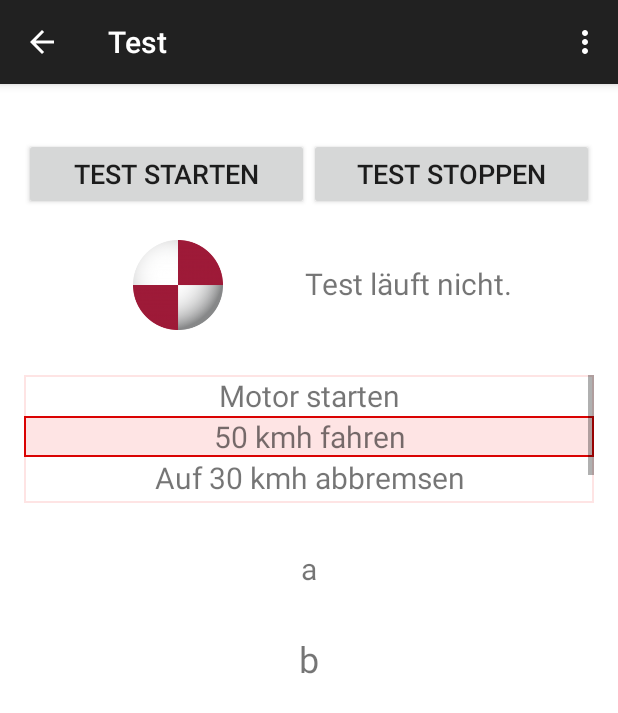
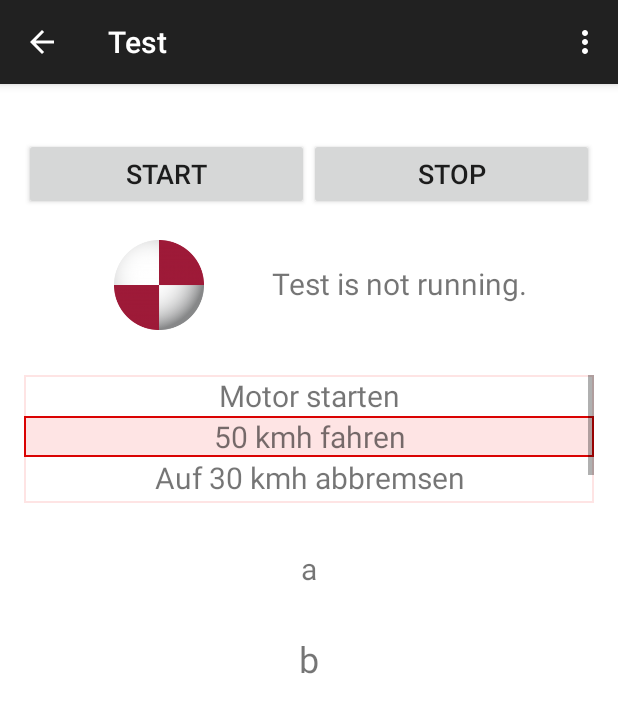
Before and after one commit to SpirentTechnologies/Play-ITS-2015, an Android app: the TestRunnerActivity screen opened directly, with no data from a screen before it, on a phone screen of 412 x 824 dp. Shown: the top 713 px of the screen. Run offline under Robolectric (Android 15) with nearby library versions, the phone set to English and light mode, and no system bars; 1 statement that could not run was skipped.

Commit message:
Changed the language of the App to english
Translated all buttons and texts from german to english

```diff
--- a/Car2xHMI/app/src/main/res/values/strings.xml
+++ b/Car2xHMI/app/src/main/res/values/strings.xml
@@ -3,33 +3,33 @@
     <string name="app_name">Car2X HMI</string>
     <string name="action_settings">Settings</string>
     <string name="title_activity_main">Car2X HMI</string>
-    <string name="button_test_activity">Starte Tests</string>
+    <string name="button_test_activity">Start</string>
 
     <!-- Test Selector Activity -->
-    <string name="title_activity_test_selector">Test auswählen</string>
+    <string name="title_activity_test_selector">Choose Test</string>
 
     <!-- Run Test Titles -->
-    <string name="title_activity_drive_test">Fahre 50 kmh</string>
-    <string name="title_activity_door_test">Öffne rechte Vordertür</string>
-    <string name="title_activity_break_test">Aktiviere Handbremse</string>
+    <string name="title_activity_drive_test">Drive 50 km/h</string>
+    <string name="title_activity_door_test">Open right front door</string>
+    <string name="title_activity_break_test">Activate hand break</string>
 
     <!-- Test Runner Activity -->
-    <string name="button_start">Test starten</string>
-    <string name="button_stop">Test stoppen</string>
-    <string name="textview_not_running">Test läuft nicht.</string>
-    <string name="textview_running">Test läuft ...</string>
+    <string name="button_start">Start</string>
+    <string name="button_stop">Stop</string>
+    <string name="textview_not_running">Test is not running.</string>
+    <string name="textview_running">Test is running &#8230;</string>
 
     <!-- Drive Test Activity -->
-    <string name="textview_drive_results">Die aktuelle Geschwindigkeit beträgt %s kmh.</string>
-    <string name="textview_drive_commands">Bitte %s.</string>
+    <string name="textview_drive_results">The current speed is %s km/h.</string>
+    <string name="textview_drive_commands">Please %s.</string>
 
     <!-- Drive Test Activity -->
-    <string name="textview_door_results">Die Vordertür ist %s.</string>
-    <string name="textview_door_commands">Bitte %s.</string>
+    <string name="textview_door_results">The right front door is %s.</string>
+    <string name="textview_door_commands">Please %s.</string>
 
     <!-- Drive Test Activity -->
-    <string name="textview_break_results">Die Handbremse ist %s.</string>
-    <string name="textview_break_commands">Bitte %s.</string>
+    <string name="textview_break_results">The hand break is %s.</string>
+    <string name="textview_break_commands">Please %s.</string>
 
     <!-- colors -->
     <color name="red_background">#FBE9E9</color>
```
